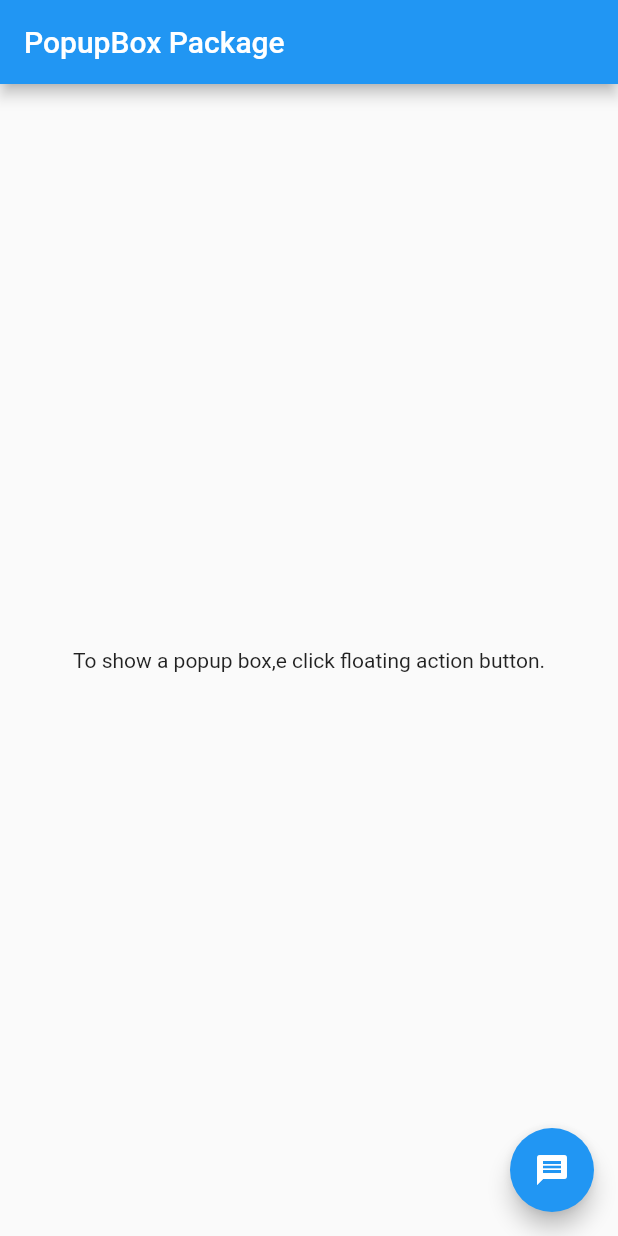
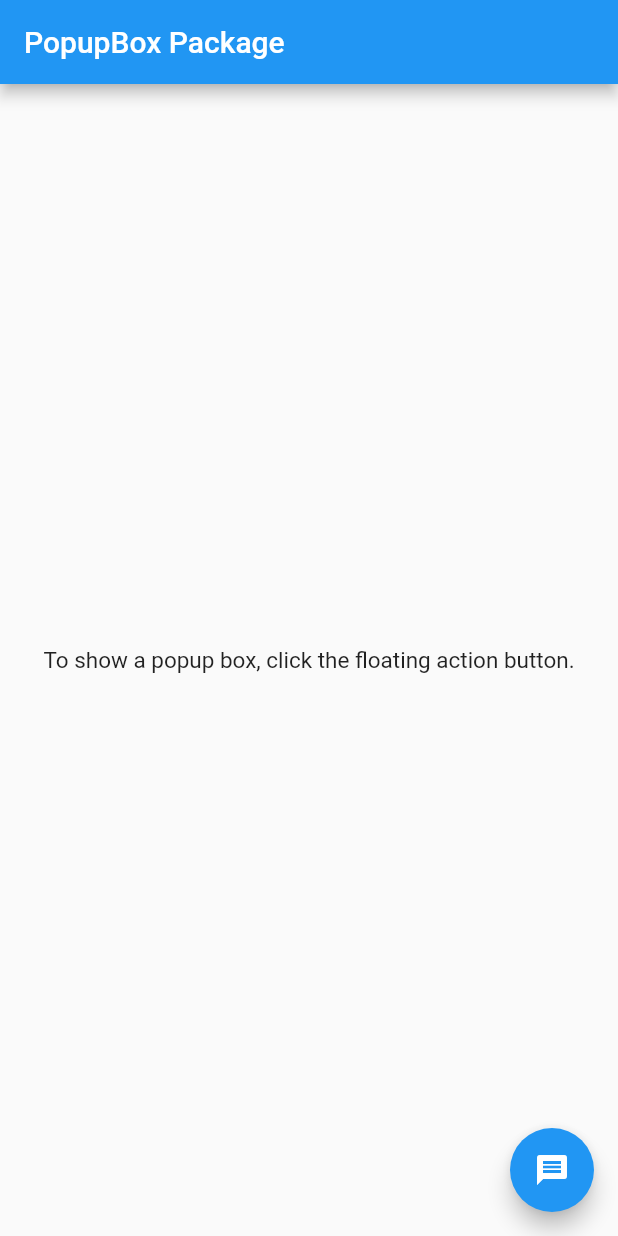
Before and after one commit to Rishit-dagli/popup_box, a Flutter app: the screen it shows after launch, on a phone screen of 412 x 824 dp. Run offline on Flutter 3.47's test engine with Material 2 defaults, Android fonts, the phone set to English and light mode, and no system bars.

Commit message:
Style changed

```diff
--- a/example/lib/main.dart
+++ b/example/lib/main.dart
@@ -34,7 +34,11 @@ class _MyHomePageState extends State<MyHomePage> {
       ),
       body: Center(
         child: Text(
-            'To show a popup box,e click floating action button.'),
+          'To show a popup box, click the floating action button.',
+          style: TextStyle(
+            fontSize: 15,
+          ),
+        ),
       ),
       floatingActionButton: FloatingActionButton(
         onPressed: () async {
```
